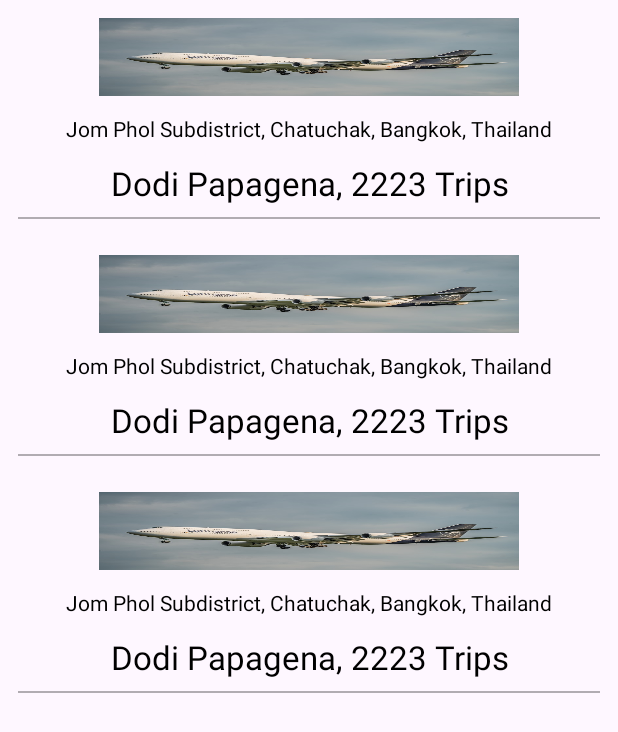
After one commit to VikasRana007/Jetpack_Pagination, an Android app: the layout fragment_passengers.xml on its own in the app's theme, with its tools: preview values and no code run, on a phone screen of 412 x 824 dp. The commit adds this screen. Shown: the top 732 px of the screen. Run offline under Robolectric (Android 15) with nearby library versions, the phone set to English and light mode, and no system bars.

Commit message:
structure ready

```diff
--- a/app/src/main/AndroidManifest.xml
+++ b/app/src/main/AndroidManifest.xml
@@ -1,6 +1,8 @@
 <?xml version="1.0" encoding="utf-8"?>
 <manifest xmlns:android="http://schemas.android.com/apk/res/android"
     xmlns:tools="http://schemas.android.com/tools">
+
+    <uses-permission android:name="android.permission.INTERNET" />
 
     <application
         android:allowBackup="true"
--- /dev/null
+++ b/app/src/main/java/com/vikas/paginationjetpack/data/model/Passenger.kt
@@ -0,0 +1,3 @@
+package com.vikas.paginationjetpack.data.model
+
+data class Passenger(    val __v: Int, val _id: String, val airline: Airline, val name: String, val trips: Int)
--- /dev/null
+++ b/app/src/main/java/com/vikas/paginationjetpack/data/model/PassengersResponse.kt
@@ -0,0 +1,5 @@
+package com.vikas.paginationjetpack.data.model
+
+data class PassengersResponse(
+    val data: List<Passenger>, val totalPages: Int, val totalPassengers: Int
+)
--- /dev/null
+++ b/app/src/main/res/layout/fragment_passengers.xml
@@ -0,0 +1,14 @@
+<?xml version="1.0" encoding="utf-8"?>
+<FrameLayout xmlns:android="http://schemas.android.com/apk/res/android"
+    xmlns:tools="http://schemas.android.com/tools"
+    android:layout_width="match_parent"
+    android:layout_height="match_parent"
+    tools:context=".ui.PassengersFragment">
+
+    <androidx.recyclerview.widget.RecyclerView
+        android:id="@+id/recycler_view"
+        android:layout_width="match_parent"
+        android:layout_height="match_parent"
+        tools:listitem="@layout/item_passenger" />
+
+</FrameLayout>
--- /dev/null
+++ b/app/src/main/res/layout/item_passenger.xml
@@ -0,0 +1,46 @@
+<?xml version="1.0" encoding="utf-8"?>
+<LinearLayout xmlns:android="http://schemas.android.com/apk/res/android"
+    xmlns:tools="http://schemas.android.com/tools"
+    android:layout_width="match_parent"
+    android:layout_height="wrap_content"
+    android:orientation="vertical"
+    android:padding="12dp">
+
+    <ImageView
+        android:id="@+id/image_view_airlines_logo"
+        android:layout_width="280dp"
+        android:layout_height="52dp"
+        android:scaleType="fitXY"
+        android:layout_gravity="center_horizontal"
+        tools:background="@drawable/lufthansa" />
+
+    <TextView
+        android:id="@+id/text_view_headquarters"
+        android:layout_width="wrap_content"
+        android:layout_height="wrap_content"
+        android:layout_gravity="center_horizontal"
+        android:layout_marginTop="12dp"
+        android:textAlignment="center"
+        android:textColor="#000000"
+        android:textSize="14sp"
+        tools:text="Jom Phol Subdistrict, Chatuchak, Bangkok, Thailand" />
+
+    <TextView
+        android:id="@+id/text_view_name_with_trips"
+        android:layout_width="match_parent"
+        android:layout_height="wrap_content"
+        android:layout_marginTop="12dp"
+        android:gravity="center_horizontal"
+        android:textAlignment="center"
+        android:textColor="#000000"
+        android:textSize="22sp"
+        tools:text="Dodi Papagena, 2223 Trips" />
+
+    <View
+        android:layout_width="match_parent"
+        android:layout_height="1dp"
+        android:layout_marginTop="8dp"
+        android:alpha="0.3"
+        android:background="#000000" />
+
+</LinearLayout>
--- a/app/src/main/res/values/strings.xml
+++ b/app/src/main/res/values/strings.xml
@@ -1,3 +1,5 @@
 <resources>
     <string name="app_name">PaginationJetpack</string>
+    <!-- TODO: Remove or change this placeholder text -->
+    <string name="hello_blank_fragment">Hello blank fragment</string>
 </resources>
--- a/build.gradle.kts
+++ b/build.gradle.kts
@@ -2,4 +2,5 @@
 plugins {
     id("com.android.application") version "8.1.0" apply false
     id("org.jetbrains.kotlin.android") version "1.8.0" apply false
+    id("androidx.navigation.safeargs.kotlin") version "2.6.0" apply false
 }
```
Also changed, not shown: app/build.gradle.kts (+33 -0 lines), app/src/main/java/com/vikas/paginationjetpack/data/api/MyAPI.kt (added, +13 -0 lines), app/src/main/java/com/vikas/paginationjetpack/data/model/Airline.kt (added, +12 -0 lines), app/src/main/java/com/vikas/paginationjetpack/ui/adapters/PassengersAdapter.kt (added, +59 -0 lines), app/src/main/java/com/vikas/paginationjetpack/ui/fragments/PassengersFragment.kt (added, +31 -0 lines), app/src/main/java/com/vikas/paginationjetpack/util/Utils.kt (added, +13 -0 lines), app/src/main/res/layout/activity_main.xml (+6 -4 lines), app/src/main/res/navigation/nav_graph_main.xml (added, +13 -0 lines), app/src/main/res/drawable/lufthansa.jpg (added).
